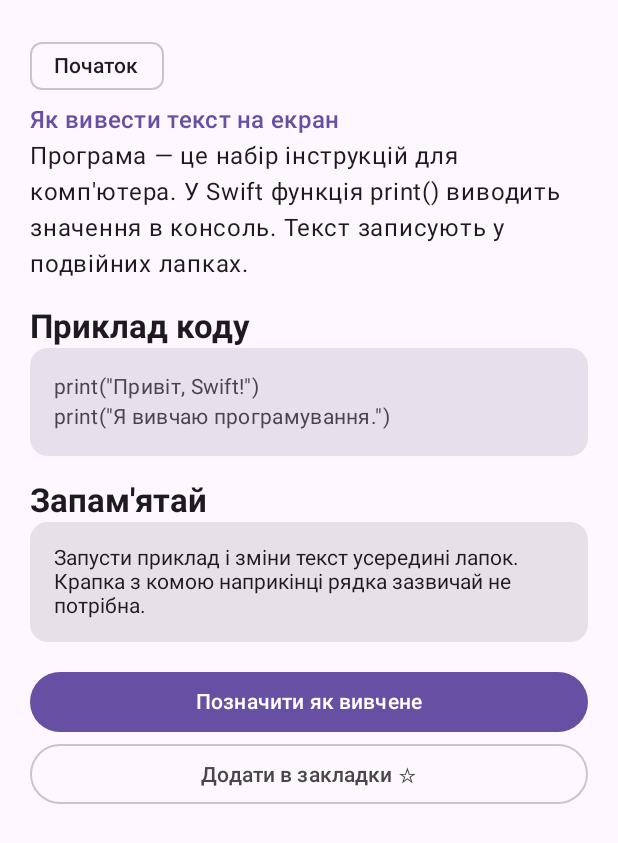
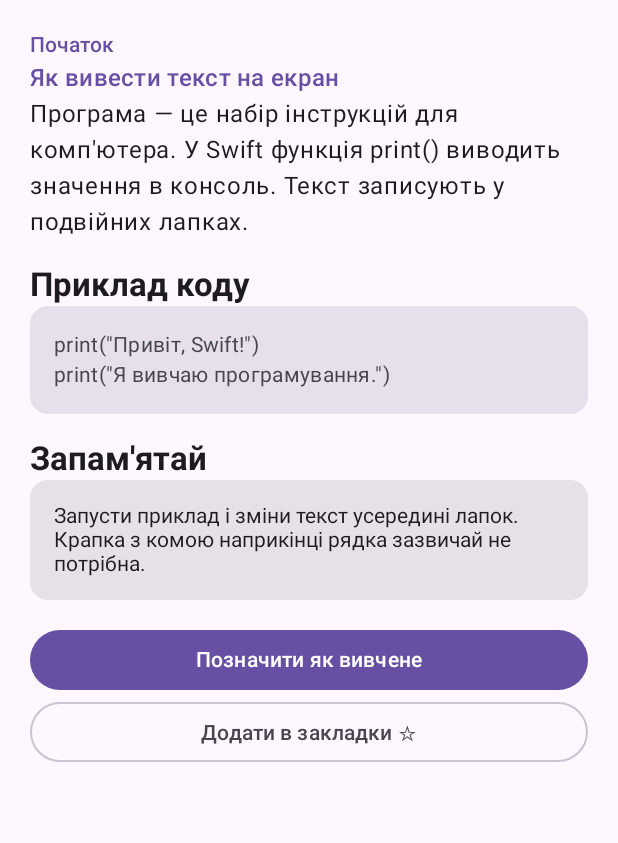
Before and after one commit to juv4uk/swift-learning, an Android app built with Jetpack Compose: the composable TopicDetail called with sample values from the repository, on a phone screen of 412 x 824 dp. Shown: the top 843 px of the screen. Run offline under Robolectric (Android 15) with nearby library versions, the phone set to English and light mode, and no system bars.

Commit message:
Polish topic detail category label

```diff
--- a/android-handbook/app/src/main/java/ua/juv4uk/swiftpocketguide/MainActivity.kt
+++ b/android-handbook/app/src/main/java/ua/juv4uk/swiftpocketguide/MainActivity.kt
@@ -183,7 +183,7 @@ private fun TopicDetail(
 ) {
     LazyColumn(Modifier.fillMaxSize(), contentPadding = PaddingValues(20.dp), verticalArrangement = Arrangement.spacedBy(16.dp)) {
         item {
-            AssistChip(onClick = {}, label = { Text(topic.category) })
+            Text(topic.category, style = MaterialTheme.typography.labelLarge, color = MaterialTheme.colorScheme.primary)
             Text(topic.subtitle, style = MaterialTheme.typography.titleMedium, color = MaterialTheme.colorScheme.primary)
             Text(topic.explanation, style = MaterialTheme.typography.bodyLarge)
         }
```
